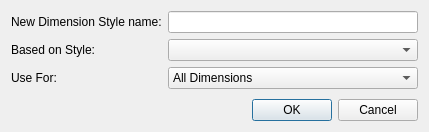
LibreCAD/LibreCAD, file librecad/src/ui/dialogs/settings/options_drawing/lc_dlgnewdimstyle.ui: the form before one commit.
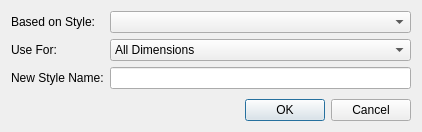
The form after the commit.

Commit message: interim dim styles support, tree model for dim styles

```diff
--- a/librecad/src/ui/dialogs/settings/options_drawing/lc_dlgnewdimstyle.ui
+++ b/librecad/src/ui/dialogs/settings/options_drawing/lc_dlgnewdimstyle.ui
@@ -14,6 +14,16 @@
    <string>New Dimension Style</string>
   </property>
   <layout class="QGridLayout" name="gridLayout">
+   <item row="2" column="0">
+    <widget class="QLabel" name="lblUseFor">
+     <property name="text">
+      <string>Use For:</string>
+     </property>
+     <property name="buddy">
+      <cstring>cbUseFor</cstring>
+     </property>
+    </widget>
+   </item>
    <item row="2" column="1">
     <widget class="QComboBox" name="cbUseFor">
      <property name="toolTip">
@@ -56,7 +66,20 @@
      </item>
     </widget>
    </item>
-   <item row="4" column="0" colspan="2">
+   <item row="4" column="0">
+    <spacer name="verticalSpacer">
+     <property name="orientation">
+      <enum>Qt::Vertical</enum>
+     </property>
+     <property name="sizeHint" stdset="0">
+      <size>
+       <width>0</width>
+       <height>0</height>
+      </size>
+     </property>
+    </spacer>
+   </item>
+   <item row="5" column="0" colspan="2">
     <widget class="QDialogButtonBox" name="buttonBox">
      <property name="orientation">
       <enum>Qt::Horizontal</enum>
@@ -71,25 +94,8 @@
      <property name="text">
       <string>Based on Style:</string>
      </property>
-    </widget>
-   </item>
-   <item row="2" column="0">
-    <widget class="QLabel" name="lblUseFor">
-     <property name="text">
-      <string>Use For:</string>
-     </property>
-    </widget>
-   </item>
-   <item row="0" column="1">
-    <widget class="QLineEdit" name="leStyleName">
-     <property name="minimumSize">
-      <size>
-       <width>250</width>
-       <height>0</height>
-      </size>
-     </property>
-     <property name="toolTip">
-      <string>Name of new dimension style</string>
+     <property name="buddy">
+      <cstring>cbBasedOnStyle</cstring>
      </property>
     </widget>
    </item>
@@ -101,22 +107,25 @@
     </widget>
    </item>
    <item row="3" column="0">
-    <spacer name="verticalSpacer">
-     <property name="orientation">
-      <enum>Qt::Vertical</enum>
-     </property>
-     <property name="sizeHint" stdset="0">
-      <size>
-       <width>0</width>
-       <height>0</height>
-      </size>
-     </property>
-    </spacer>
-   </item>
-   <item row="0" column="0">
     <widget class="QLabel" name="label">
      <property name="text">
-      <string>New Dimension Style name:</string>
+      <string>New Style Name:</string>
+     </property>
+     <property name="buddy">
+      <cstring>leStyleName</cstring>
+     </property>
+    </widget>
+   </item>
+   <item row="3" column="1">
+    <widget class="QLineEdit" name="leStyleName">
+     <property name="minimumSize">
+      <size>
+       <width>250</width>
+       <height>0</height>
+      </size>
+     </property>
+     <property name="toolTip">
+      <string>Name of new dimension style</string>
      </property>
     </widget>
    </item>
```
Left out of the diff: 5 changed lines with no effect on the pictures. The commit also changes 20 other files.
